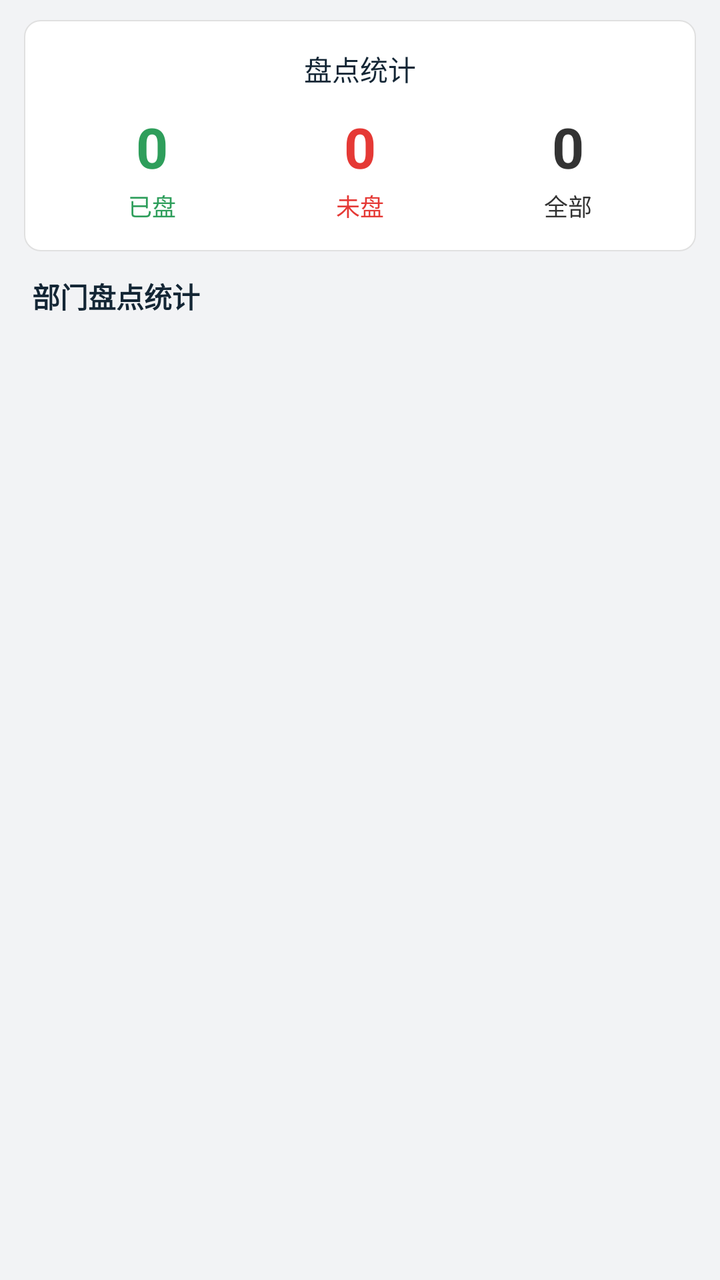
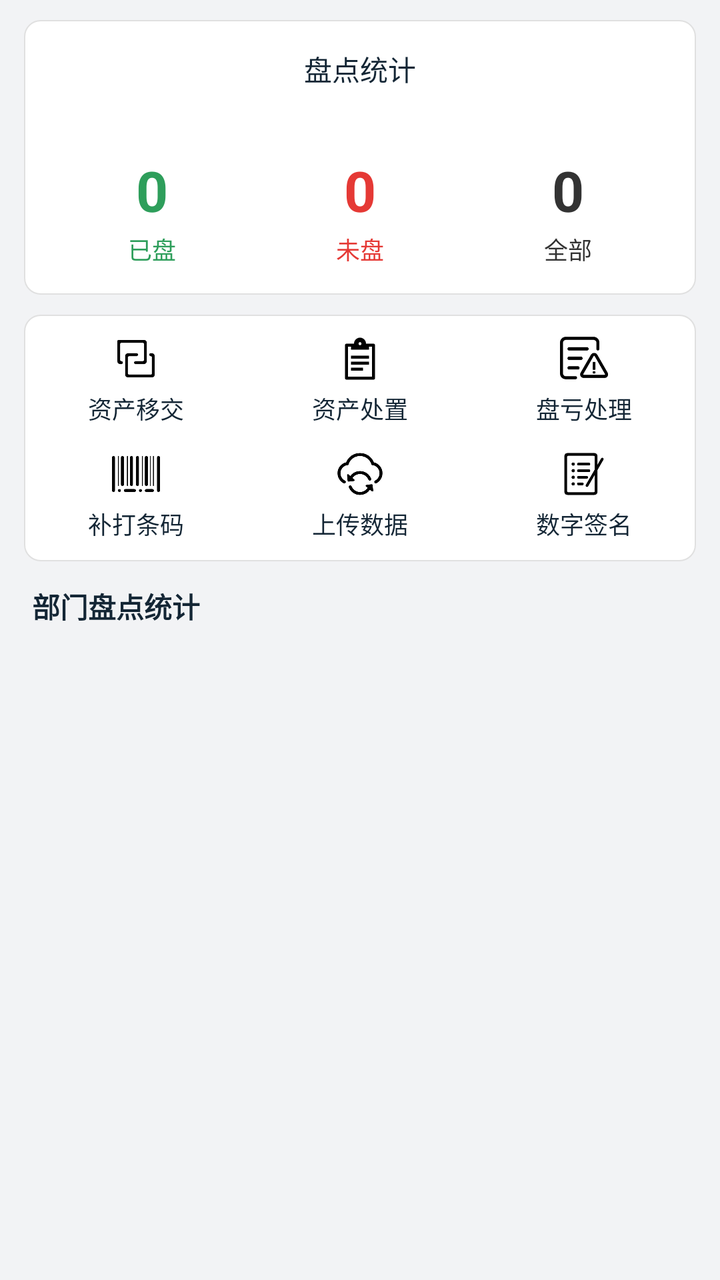

Compare the two renders of this Android layout. The source of the first and the diff that turns it into the second are given below.
<!-- AndroidManifest.xml: application theme AppTheme -->
<!-- res/layout/activity_rfid_stats.xml -->
<?xml version="1.0" encoding="utf-8"?>
<LinearLayout xmlns:android="http://schemas.android.com/apk/res/android"
    android:layout_width="match_parent"
    android:layout_height="match_parent"
    android:background="#F2F3F5"
    android:orientation="vertical">

    <com.qmuiteam.qmui.widget.QMUITopBar
        android:id="@+id/topbar"
        android:layout_width="match_parent"
        android:layout_height="?attr/qmui_topbar_height" />

    
    <LinearLayout
        android:layout_width="match_parent"
        android:layout_height="wrap_content"
        android:layout_marginStart="12dp"
        android:layout_marginEnd="12dp"
        android:layout_marginTop="10dp"
        android:background="@drawable/bg_card_white"
        android:orientation="vertical"
        android:paddingStart="12dp"
        android:paddingEnd="12dp"
        android:paddingTop="14dp"
        android:paddingBottom="14dp">

        <TextView
            android:layout_width="match_parent"
            android:layout_height="wrap_content"
            android:gravity="center"
            android:text="盘点统计"
            android:textColor="@color/colorText"
            android:textSize="14sp" />

        <LinearLayout
            android:layout_width="match_parent"
            android:layout_height="wrap_content"
            android:layout_marginTop="10dp"
            android:orientation="horizontal">

            <LinearLayout
                android:layout_width="0dp"
                android:layout_height="wrap_content"
                android:layout_weight="1"
                android:gravity="center"
                android:orientation="vertical">

                <androidx.appcompat.widget.AppCompatTextView
                    android:id="@+id/tvCountedTotal"
                    android:layout_width="match_parent"
                    android:layout_height="wrap_content"
                    android:gravity="center"
                    android:text="0"
                    android:textColor="@color/inventory_count_green"
                    android:textSize="28sp"
                    android:textStyle="bold" />

                <TextView
                    android:layout_width="wrap_content"
                    android:layout_height="wrap_content"
                    android:layout_marginTop="2dp"
                    android:text="已盘"
                    android:textColor="@color/inventory_count_green"
                    android:textSize="12sp" />
            </LinearLayout>

            <LinearLayout
                android:layout_width="0dp"
                android:layout_height="wrap_content"
                android:layout_weight="1"
                android:gravity="center"
                android:orientation="vertical">

                <androidx.appcompat.widget.AppCompatTextView
                    android:id="@+id/tvUncountedTotal"
                    android:layout_width="match_parent"
                    android:layout_height="wrap_content"
                    android:gravity="center"
                    android:text="0"
                    android:textColor="@color/inventory_count_red"
                    android:textSize="28sp"
                    android:textStyle="bold" />

                <TextView
                    android:layout_width="wrap_content"
                    android:layout_height="wrap_content"
                    android:layout_marginTop="2dp"
                    android:text="未盘"
                    android:textColor="@color/inventory_count_red"
                    android:textSize="12sp" />
            </LinearLayout>

            <LinearLayout
                android:layout_width="0dp"
                android:layout_height="wrap_content"
                android:layout_weight="1"
                android:gravity="center"
                android:orientation="vertical">

                <androidx.appcompat.widget.AppCompatTextView
                    android:id="@+id/tvAllTotal"
                    android:layout_width="match_parent"
                    android:layout_height="wrap_content"
                    android:gravity="center"
                    android:text="0"
                    android:textColor="@color/inventory_count_black"
                    android:textSize="28sp"
                    android:textStyle="bold" />

                <TextView
                    android:layout_width="wrap_content"
                    android:layout_height="wrap_content"
                    android:layout_marginTop="2dp"
                    android:text="全部"
                    android:textColor="@color/inventory_count_black"
                    android:textSize="12sp" />
            </LinearLayout>
        </LinearLayout>
    </LinearLayout>

    <TextView
        android:id="@+id/tvSectionTitle"
        android:layout_width="match_parent"
        android:layout_height="wrap_content"
        android:paddingStart="16dp"
        android:paddingEnd="16dp"
        android:paddingTop="12dp"
        android:paddingBottom="4dp"
        android:text="部门盘点统计"
        android:textColor="@color/colorText"
        android:textSize="14sp"
        android:textStyle="bold" />

    <FrameLayout
        android:layout_width="match_parent"
        android:layout_height="0dp"
        android:layout_weight="1">

        
        <androidx.recyclerview.widget.RecyclerView
            android:id="@+id/recyclerDept"
            android:layout_width="match_parent"
            android:layout_height="match_parent"
            android:clipToPadding="false"
            android:paddingStart="12dp"
            android:paddingEnd="12dp"
            android:paddingBottom="8dp" />

        <TextView
            android:id="@+id/tvEmpty"
            android:layout_width="wrap_content"
            android:layout_height="wrap_content"
            android:layout_gravity="center"
            android:text="暂无资产数据"
            android:textColor="#999999"
            android:textSize="14sp"
            android:visibility="gone" />
    </FrameLayout>


</LinearLayout>
<!-- resources referenced by this layout -->
<resources>
  <color name="colorText">#142635</color>
  <color name="inventory_count_black">#333333</color>
  <color name="inventory_count_green">#2E9E5B</color>
  <color name="inventory_count_red">#E53935</color>
  <!-- drawable bg_card_white (drawable) -->
  <?xml version="1.0" encoding="utf-8"?>
  <shape xmlns:android="http://schemas.android.com/apk/res/android"
         android:shape="rectangle">
      <solid android:color="#FFFFFF" />
      <corners android:radius="8dp" />
      <stroke
              android:width="0.5dp"
              android:color="#E0E0E0" />
  </shape>
  <style name="AppTheme" parent="QMUI.Compat.NoActionBar">
          <item name="android:windowNoTitle">true</item>
          <item name="android:windowFullscreen">true</item>
          
          
          
          
          
          <item name="android:textAppearanceListItemSmall">@style/QDTextAppearanceListItemSmall</item>
          <item name="android:textAppearanceListItem">@style/QDtextAppearanceListItem</item>
          <item name="android:listPreferredItemHeight">?attr/qmui_list_item_height_higher</item>
          <item name="android:listPreferredItemHeightSmall">?attr/qmui_list_item_height</item>
  
          
          <item name="qmui_config_color_blue">@color/app_color_blue</item>
          <item name="qmui_round_btn_bg_color">@color/s_btn_blue_bg</item>
          <item name="qmui_round_btn_border_color">@color/s_btn_blue_border</item>
          <item name="qmui_round_btn_text_color">@color/s_btn_blue_text</item>
          <item name="qmui_content_spacing_horizontal">20dp</item>
          <item name="qmui_content_padding_horizontal">@dimen/qmui_content_spacing_horizontal</item>
  
          <item name="QMUITopBarStyle">@style/QDTopBar</item>
  
          
          <item name="app_primary_color">?attr/qmui_config_color_blue</item>
          <item name="app_content_bg_color">@color/qmui_config_color_white</item>
  
      </style>
  <style name="QDTextAppearanceListItemSmall">
          <item name="android:textColor">?attr/qmui_config_color_gray_4</item>
          <item name="android:textSize">16sp</item>
          <item name="android:background">?attr/qmui_s_list_item_bg_with_border_bottom_inset_left
          </item>
      </style>
  <style name="QDtextAppearanceListItem">
          <item name="android:textColor">?attr/qmui_config_color_black</item>
          <item name="android:textSize">18sp</item>
          <item name="android:background">?attr/qmui_s_list_item_bg_with_border_bottom_inset_left
          </item>
      </style>
  <color name="app_color_blue">#2196F3</color>
  <!-- unchanged entries left out for length: 1 -->
</resources>

<!-- the commit's change to res/layout/activity_rfid_stats.xml (unified diff, before → after) -->
@@ -32,6 +32,17 @@
             android:textColor="@color/colorText"
             android:textSize="14sp" />
 
+        
+        <TextView
+            android:id="@+id/tvPersonalAssetTotal"
+            android:layout_width="match_parent"
+            android:layout_height="wrap_content"
+            android:layout_marginTop="4dp"
+            android:gravity="center"
+            android:text="个人资产数量 -"
+            android:textColor="@color/app_color_description"
+            android:textSize="12sp" />
+
         <LinearLayout
             android:layout_width="match_parent"
             android:layout_height="wrap_content"
@@ -39,9 +50,12 @@
             android:orientation="horizontal">
 
             <LinearLayout
+                android:id="@+id/columnCounted"
                 android:layout_width="0dp"
                 android:layout_height="wrap_content"
                 android:layout_weight="1"
+                android:background="?attr/selectableItemBackground"
+                android:clickable="true"
                 android:gravity="center"
                 android:orientation="vertical">
 
@@ -65,9 +79,12 @@
             </LinearLayout>
 
             <LinearLayout
+                android:id="@+id/columnUncounted"
                 android:layout_width="0dp"
                 android:layout_height="wrap_content"
                 android:layout_weight="1"
+                android:background="?attr/selectableItemBackground"
+                android:clickable="true"
                 android:gravity="center"
                 android:orientation="vertical">
 
@@ -91,9 +108,12 @@
             </LinearLayout>
 
             <LinearLayout
+                android:id="@+id/columnAll"
                 android:layout_width="0dp"
                 android:layout_height="wrap_content"
                 android:layout_weight="1"
+                android:background="?attr/selectableItemBackground"
+                android:clickable="true"
                 android:gravity="center"
                 android:orientation="vertical">
 
@@ -117,6 +137,9 @@
             </LinearLayout>
         </LinearLayout>
     </LinearLayout>
+
+    
+    <include layout="@layout/layout_rfid_stats_tools" />
 
     <TextView
         android:id="@+id/tvSectionTitle"
@@ -155,7 +178,227 @@
             android:textColor="#999999"
             android:textSize="14sp"
             android:visibility="gone" />
+
+        
+        <LinearLayout
+            android:id="@+id/layoutLoading"
+            android:layout_width="match_parent"
+            android:layout_height="match_parent"
+            android:background="#F2F3F5"
+            android:clickable="true"
+            android:focusable="true"
+            android:gravity="center"
+            android:orientation="vertical"
+            android:visibility="gone">
+
+            <ProgressBar
+                android:layout_width="wrap_content"
+                android:layout_height="wrap_content"
+                android:indeterminateTint="@color/primary_color" />
+
+            <TextView
+                android:layout_width="wrap_content"
+                android:layout_height="wrap_content"
+                android:layout_marginTop="8dp"
+                android:text="正在统计…"
+                android:textColor="#333333"
+                android:textSize="13sp" />
+        </LinearLayout>
     </FrameLayout>
 
-
 </LinearLayout>
+<!-- res/layout/layout_rfid_stats_tools.xml (included above) -->
+<?xml version="1.0" encoding="utf-8"?>
+<LinearLayout xmlns:android="http://schemas.android.com/apk/res/android"
+    android:layout_width="match_parent"
+    android:layout_height="wrap_content"
+    android:layout_marginStart="12dp"
+    android:layout_marginEnd="12dp"
+    android:layout_marginTop="10dp"
+    android:background="@drawable/bg_card_white"
+    android:orientation="vertical"
+    android:paddingTop="4dp"
+    android:paddingBottom="4dp">
+
+    
+    <LinearLayout
+        android:layout_width="match_parent"
+        android:layout_height="wrap_content"
+        android:orientation="horizontal">
+
+        
+        <LinearLayout
+            android:id="@+id/btnAssetTransfer"
+            android:layout_width="0dp"
+            android:layout_height="wrap_content"
+            android:layout_weight="1"
+            android:background="?attr/selectableItemBackground"
+            android:clickable="true"
+            android:focusable="true"
+            android:gravity="center"
+            android:orientation="vertical"
+            android:paddingTop="6dp"
+            android:paddingBottom="6dp">
+
+            <ImageView
+                android:layout_width="24dp"
+                android:layout_height="24dp"
+                android:background="@drawable/icon_asset_transfer" />
+
+            <TextView
+                android:layout_width="wrap_content"
+                android:layout_height="wrap_content"
+                android:layout_marginTop="4dp"
+                android:text="资产移交"
+                android:textColor="@color/colorText"
+                android:textSize="12sp" />
+        </LinearLayout>
+
+        
+        <LinearLayout
+            android:id="@+id/btnAssetDispose"
+            android:layout_width="0dp"
+            android:layout_height="wrap_content"
+            android:layout_weight="1"
+            android:background="?attr/selectableItemBackground"
+            android:clickable="true"
+            android:focusable="true"
+            android:gravity="center"
+            android:orientation="vertical"
+            android:paddingTop="6dp"
+            android:paddingBottom="6dp">
+
+            <ImageView
+                android:layout_width="24dp"
+                android:layout_height="24dp"
+                android:background="@drawable/icon_asset_receive" />
+
+            <TextView
+                android:layout_width="wrap_content"
+                android:layout_height="wrap_content"
+                android:layout_marginTop="4dp"
+                android:text="资产处置"
+                android:textColor="@color/colorText"
+                android:textSize="12sp" />
+        </LinearLayout>
+
+        
+        <LinearLayout
+            android:id="@+id/btnLossHandle"
+            android:layout_width="0dp"
+            android:layout_height="wrap_content"
+            android:layout_weight="1"
+            android:background="?attr/selectableItemBackground"
+            android:clickable="true"
+            android:focusable="true"
+            android:gravity="center"
+            android:orientation="vertical"
+            android:paddingTop="6dp"
+            android:paddingBottom="6dp">
+
+            <ImageView
+                android:layout_width="24dp"
+                android:layout_height="24dp"
+                android:background="@drawable/icon_asset_dispose" />
+
+            <TextView
+                android:layout_width="wrap_content"
+                android:layout_height="wrap_content"
+                android:layout_marginTop="4dp"
+                android:text="盘亏处理"
+                android:textColor="@color/colorText"
+                android:textSize="12sp" />
+        </LinearLayout>
+    </LinearLayout>
+
+    
+    <LinearLayout
+        android:layout_width="match_parent"
+        android:layout_height="wrap_content"
+        android:orientation="horizontal">
+
+        
+        <LinearLayout
+            android:id="@+id/btnReprintBarcode"
+            android:layout_width="0dp"
+            android:layout_height="wrap_content"
+            android:layout_weight="1"
+            android:background="?attr/selectableItemBackground"
+            android:clickable="true"
+            android:focusable="true"
+            android:gravity="center"
+            android:orientation="vertical"
+            android:paddingTop="6dp"
+            android:paddingBottom="6dp">
+
+            <ImageView
+                android:layout_width="24dp"
+                android:layout_height="24dp"
+                android:background="@drawable/icon_barcode" />
+
+            <TextView
+                android:layout_width="wrap_content"
+                android:layout_height="wrap_content"
+                android:layout_marginTop="4dp"
+                android:text="补打条码"
+                android:textColor="@color/colorText"
+                android:textSize="12sp" />
+        </LinearLayout>
+
+        
+        <LinearLayout
+            android:id="@+id/btnUploadData"
+            android:layout_width="0dp"
+            android:layout_height="wrap_content"
+            android:layout_weight="1"
+            android:background="?attr/selectableItemBackground"
+            android:clickable="true"
+            android:focusable="true"
+            android:gravity="center"
+            android:orientation="vertical"
+            android:paddingTop="6dp"
+            android:paddingBottom="6dp">
+
+            <ImageView
+                android:layout_width="24dp"
+                android:layout_height="24dp"
+                android:background="@drawable/icon_sync" />
+
+            <TextView
+                android:layout_width="wrap_content"
+                android:layout_height="wrap_content"
+                android:layout_marginTop="4dp"
+                android:text="上传数据"
+                android:textColor="@color/colorText"
+                android:textSize="12sp" />
+        </LinearLayout>
+
+        
+        <LinearLayout
+            android:id="@+id/btnDigitalSign"
+            android:layout_width="0dp"
+            android:layout_height="wrap_content"
+            android:layout_weight="1"
+            android:background="?attr/selectableItemBackground"
+            android:clickable="true"
+            android:focusable="true"
+            android:gravity="center"
+            android:orientation="vertical"
+            android:paddingTop="6dp"
+            android:paddingBottom="6dp">
+
+            <ImageView
+                android:layout_width="24dp"
+                android:layout_height="24dp"
+                android:background="@drawable/icon_check" />
+
+            <TextView
+                android:layout_width="wrap_content"
+                android:layout_height="wrap_content"
+                android:layout_marginTop="4dp"
+                android:text="数字签名"
+                android:textColor="@color/colorText"
+                android:textSize="12sp" />
+        </LinearLayout>
+    </LinearLayout>
+</LinearLayout>
<!-- resource entries referenced after the edit -->
@@ -1,9 +1,11 @@
 <!-- resources referenced by this layout -->
 <resources>
+  <color name="app_color_description">@color/qmui_config_color_gray_5</color>
   <color name="colorText">#142635</color>
   <color name="inventory_count_black">#333333</color>
   <color name="inventory_count_green">#2E9E5B</color>
   <color name="inventory_count_red">#E53935</color>
+  <color name="primary_color">#2196F3</color>
   <!-- drawable bg_card_white (drawable) -->
   <?xml version="1.0" encoding="utf-8"?>
   <shape xmlns:android="http://schemas.android.com/apk/res/android"
@@ -14,6 +16,12 @@
               android:width="0.5dp"
               android:color="#E0E0E0" />
   </shape>
+  <!-- drawable icon_asset_dispose: png bitmap (drawable, 3345 bytes) -->
+  <!-- drawable icon_asset_receive: png bitmap (drawable, 1522 bytes) -->
+  <!-- drawable icon_asset_transfer: png bitmap (drawable, 1835 bytes) -->
+  <!-- drawable icon_barcode: png bitmap (drawable, 3826 bytes) -->
+  <!-- drawable icon_check: png bitmap (drawable, 5566 bytes) -->
+  <!-- drawable icon_sync: png bitmap (drawable, 6875 bytes) -->
   <style name="AppTheme" parent="QMUI.Compat.NoActionBar">
           <item name="android:windowNoTitle">true</item>
           <item name="android:windowFullscreen">true</item>
@@ -35,6 +43,9 @@
           <item name="qmui_content_spacing_horizontal">20dp</item>
           <item name="qmui_content_padding_horizontal">@dimen/qmui_content_spacing_horizontal</item>
   
+          
+          <item name="alertDialogTheme">@style/AppAlertDialogTheme</item>
+  
           <item name="QMUITopBarStyle">@style/QDTopBar</item>
   
           
@@ -55,6 +66,17 @@
           </item>
       </style>
   <color name="app_color_blue">#2196F3</color>
+  <style name="AppAlertDialogTheme" parent="Theme.AppCompat.Dialog.Alert">
+          <item name="android:windowBackground">@drawable/bg_dialog_round_white</item>
+      </style>
+  <!-- drawable bg_dialog_round_white (drawable) -->
+  <?xml version="1.0" encoding="utf-8"?>
+  <shape xmlns:android="http://schemas.android.com/apk/res/android"
+         android:shape="rectangle">
+      <solid android:color="#FFFFFF" />
+      <corners android:radius="@dimen/qmui_dialog_radius" />
+  </shape>
+  <dimen name="qmui_dialog_radius">8dp</dimen>
   <!-- unchanged entries left out for length: 1 -->
 </resources>
 
